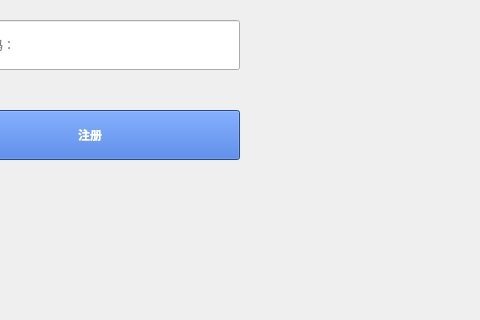
The window that chat_client/signup.ui (UserXSX/Qt-chat-client) describes before a commit, drawn with Qt 5; both pictures show x 320 to 800 and y 280 to 600 of the 800 by 600 pixel window.
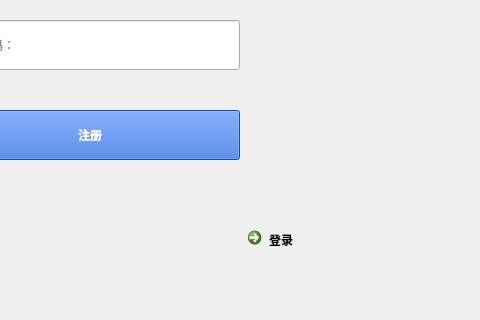
The same window after the commit.

Commit message: 添加了登录、注册和聊天室窗口之间的跳转逻辑

Patch:
```diff
--- a/chat_client/signup.ui
+++ b/chat_client/signup.ui
@@ -111,6 +111,25 @@
     <bool>true</bool>
    </property>
   </widget>
+  <widget class="QCommandLinkButton" name="returnButton">
+   <property name="geometry">
+    <rect>
+     <x>560</x>
+     <y>500</y>
+     <width>150</width>
+     <height>50</height>
+    </rect>
+   </property>
+   <property name="text">
+    <string>登录</string>
+   </property>
+   <property name="iconSize">
+    <size>
+     <width>50</width>
+     <height>50</height>
+    </size>
+   </property>
+  </widget>
  </widget>
  <resources/>
  <connections/>
```
The commit also changes 11 other files.
